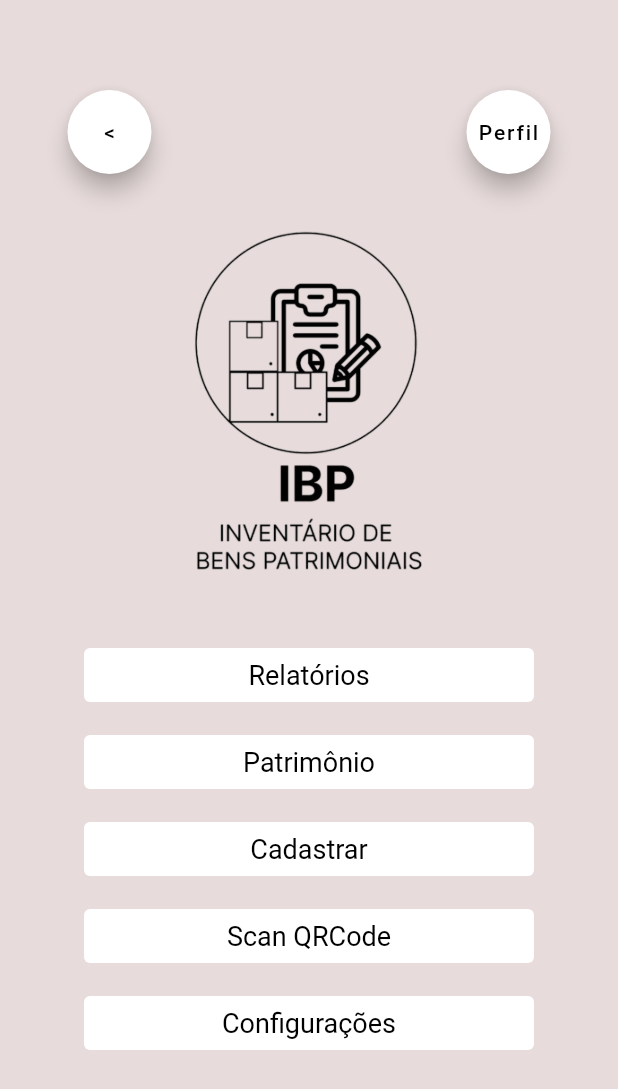
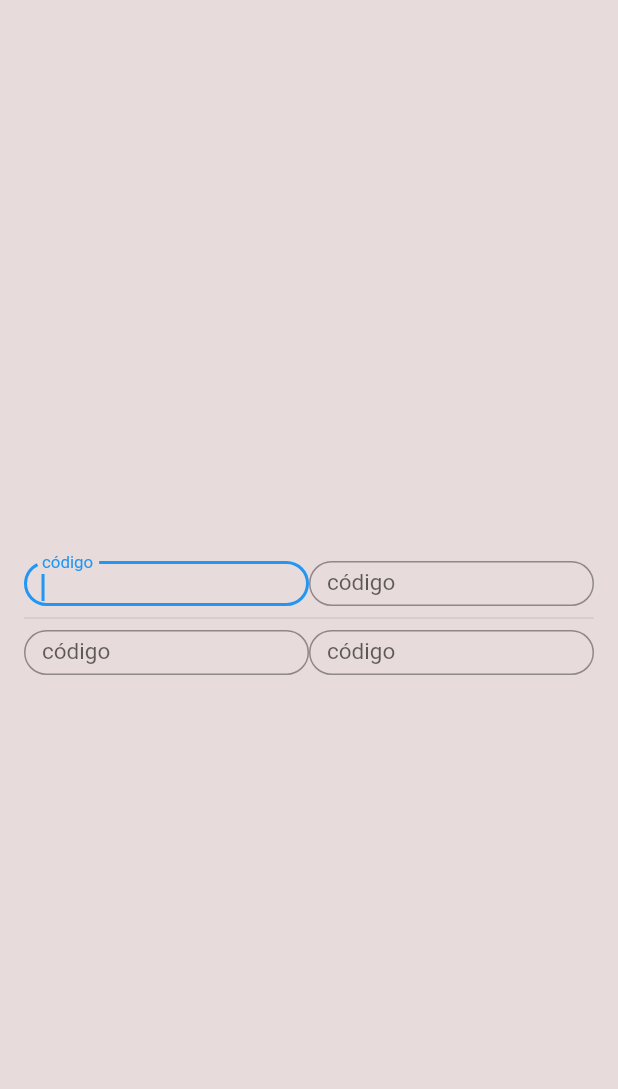
Before and after one commit to CristianoPam/invetario_flutter, a Flutter app: the Homepage widget shown alone on an empty page, opened directly, after a tap on "Cadastrar", on a phone screen of 412 x 824 dp. Shown: the top 1089 px of the screen. Run offline on Flutter 3.47's test engine with Material 2 defaults, Android fonts, the phone set to English and light mode, and no system bars.

Commit message:
cadastrar

```diff
--- /dev/null
+++ b/lib/pages/cadastro_page.dart
@@ -0,0 +1,107 @@
+import 'package:flutter/material.dart';
+
+class CadastroPatrimonio extends StatefulWidget {
+  const CadastroPatrimonio({super.key});
+
+  @override
+  State<CadastroPatrimonio> createState() => _CadastroPatrimonioState();
+}
+
+class _CadastroPatrimonioState extends State<CadastroPatrimonio> {
+  @override
+  Widget build(BuildContext context) {
+    return Scaffold(
+
+      body: Container(
+        decoration: const BoxDecoration(
+          color: Color.fromARGB(
+            255,
+            231,
+            219,
+            219,
+          ),
+        ),
+        padding: const EdgeInsets.all(16),
+        child: Center(
+          child: SingleChildScrollView(
+            child: Column(
+              crossAxisAlignment: CrossAxisAlignment.stretch,
+              children: <Widget>[
+                Row(
+                  children: [
+                    Expanded(
+                      child: SizedBox(
+                        height: 30,
+                        child: TextField(
+                          autofocus: true,
+                          keyboardType: TextInputType.text,
+                          style: const TextStyle(fontSize: 15),
+                          decoration: InputDecoration(
+                              labelText: 'código',
+                              border: OutlineInputBorder(
+                                  borderRadius: BorderRadius.circular(30))),
+                        ),
+                      ),
+                    ),
+                    Expanded(
+                      child: SizedBox(
+                        height: 30,
+                        child: TextField(
+                          autofocus: true,
+                          keyboardType: TextInputType.text,
+                          style: const TextStyle(fontSize: 15),
+                          decoration: InputDecoration(
+                              labelText: 'código',
+                              border: OutlineInputBorder(
+                                  borderRadius: BorderRadius.circular(30))),
+                        ),
+                      ),
+                    ),
+                  ],
+                ),
+                const Divider(),
+                Row(
+                  children: [
+                    Expanded(
+                      child: SizedBox(
+                        height: 30,
+                        child: TextField(
+                          autofocus: true,
+                          keyboardType: TextInputType.text,
+                          style: const TextStyle(fontSize: 15),
+                          decoration: InputDecoration(
+                              labelText: 'código',
+                              border: OutlineInputBorder(
+                                  borderRadius: BorderRadius.circular(30))),
+                        ),
+                      ),
+                    ),
+                    Expanded(
+                      child: SizedBox(
+                        height: 30,
+                        child: TextField(
+                          autofocus: true,
+                          keyboardType: TextInputType.text,
+                          style: const TextStyle(fontSize: 15),
+                          decoration: InputDecoration(
+                              labelText: 'código',
+                              border: OutlineInputBorder(
+                                  borderRadius: BorderRadius.circular(30))),
+                        ),
+                      ),
+                    )
+                  ],
+                ),
+
+
+
+
+
+              ],
+            ),
+          ),
+        ),
+      ),
+    );
+  }
+}
--- a/lib/pages/home_page.dart
+++ b/lib/pages/home_page.dart
@@ -1,4 +1,5 @@
 import 'package:flutter/material.dart';
+import 'package:invetario_flutter/pages/cadastro_page.dart';
 import 'package:invetario_flutter/pages/login_page.dart';
 
 class Homepage extends StatefulWidget {
@@ -11,27 +12,25 @@ class Homepage extends StatefulWidget {
 class _HomepageState extends State<Homepage> {
   @override
   Widget build(BuildContext context) {
-
     return Container(
-
       padding: const EdgeInsets.only(top: 60),
       color: const Color.fromARGB(255, 231, 219, 219),
       child: Column(
-
         mainAxisAlignment: MainAxisAlignment.start,
-
         children: [
           Row(
             children: [
               Padding(
                 padding: const EdgeInsets.only(left: 45),
                 child: FloatingActionButton(
-                    heroTag: null, //quando ha mais de um FloatingActionButton utilizar
+                  heroTag:
+                      null, //quando ha mais de um FloatingActionButton utilizar
                   onPressed: () => {
-                        Navigator.push( // Resposável de ir para outra tela
+                    Navigator.push(
+                      // Resposável de ir para outra tela
                       context,
                       MaterialPageRoute(
-                            builder: (context) =>  const LoginPage(),
+                        builder: (context) => const LoginPage(),
                       ),
                     )
                   },
@@ -44,111 +43,98 @@ class _HomepageState extends State<Homepage> {
               Padding(
                 padding: const EdgeInsets.only(right: 45),
                 child: FloatingActionButton(
-                    heroTag: null, //quando ha mais de um FloatingActionButton utilizar
+                    heroTag:
+                        null, //quando ha mais de um FloatingActionButton utilizar
                     backgroundColor: Colors.white,
                     foregroundColor: Colors.black,
                     onPressed: () => [],
-                    child: const Text('Perfil')),
+                    child: const Icon(
+                      Icons.account_circle,
+                      size: 50,
+                      color: Colors.black26,
+                    )),
               ),
             ],
           ),
 
-
           SizedBox(
-                  width:  350,
+            width: 350,
             height: 300,
             child: Image.asset('assets/images/logo.png'),
           ),
 
           // ignore: avoid_unnecessary_containers, sized_box_for_whitespace
           Container(
-
             width: 300,
             height: 300,
-
             child: SizedBox(
-
               child: Column(
                 mainAxisAlignment: MainAxisAlignment.spaceEvenly,
                 crossAxisAlignment: CrossAxisAlignment.stretch,
                 mainAxisSize: MainAxisSize.max,
-
                 children: [
-
                   TextButton(
                     style: TextButton.styleFrom(
                       foregroundColor: Colors.black,
                       backgroundColor: Colors.white,
                       padding: const EdgeInsets.all(5.0),
-                        textStyle: const TextStyle(
-                          fontSize: 18
-                          ),
+                      textStyle: const TextStyle(fontSize: 18),
                     ),
                     onPressed: () {},
                     child: const Text('Relatórios'),
                   ),
-
                   TextButton(
                     style: TextButton.styleFrom(
                       foregroundColor: Colors.black,
                       backgroundColor: Colors.white,
                       padding: const EdgeInsets.all(5.0),
-                        textStyle: const TextStyle(
-                          fontSize: 18
-                          ),
+                      textStyle: const TextStyle(fontSize: 18),
                     ),
                     onPressed: () {},
                     child: const Text('Patrimônio'),
                   ),
-
                   TextButton(
                     style: TextButton.styleFrom(
                       foregroundColor: Colors.black,
                       backgroundColor: Colors.white,
                       padding: const EdgeInsets.all(5.0),
-                        textStyle: const TextStyle(
-                          fontSize: 18
+                      textStyle: const TextStyle(fontSize: 18),
                     ),
+                    onPressed: () {
+                      Navigator.push(
+                        // Resposável de ir para outra tela
+                        context,
+                        MaterialPageRoute(
+                          builder: (context) => const CadastroPatrimonio(),
                         ),
-                        onPressed: () {},
+                      );
+                    },
                     child: const Text('Cadastrar'),
                   ),
-
                   TextButton(
                     style: TextButton.styleFrom(
                       foregroundColor: Colors.black,
                       backgroundColor: Colors.white,
                       padding: const EdgeInsets.all(5.0),
-                        textStyle: const TextStyle(
-                          fontSize: 18
-                          ),
+                      textStyle: const TextStyle(fontSize: 18),
                     ),
                     onPressed: () {},
                     child: const Text('Scan QRCode'),
                   ),
-
                   TextButton(
                     style: TextButton.styleFrom(
                       foregroundColor: Colors.black,
                       backgroundColor: Colors.white,
                       padding: const EdgeInsets.all(5.0),
-                        textStyle: const TextStyle(
-                          fontSize: 18
-                          ),
+                      textStyle: const TextStyle(fontSize: 18),
                     ),
                     onPressed: () {},
                     child: const Text('Configurações'),
                   ),
-
-
-
                 ],
-
               ),
             ),
           ),
-
-
         ],
       ),
     );
```
Lines whose indentation alone changed are shown as unchanged.
